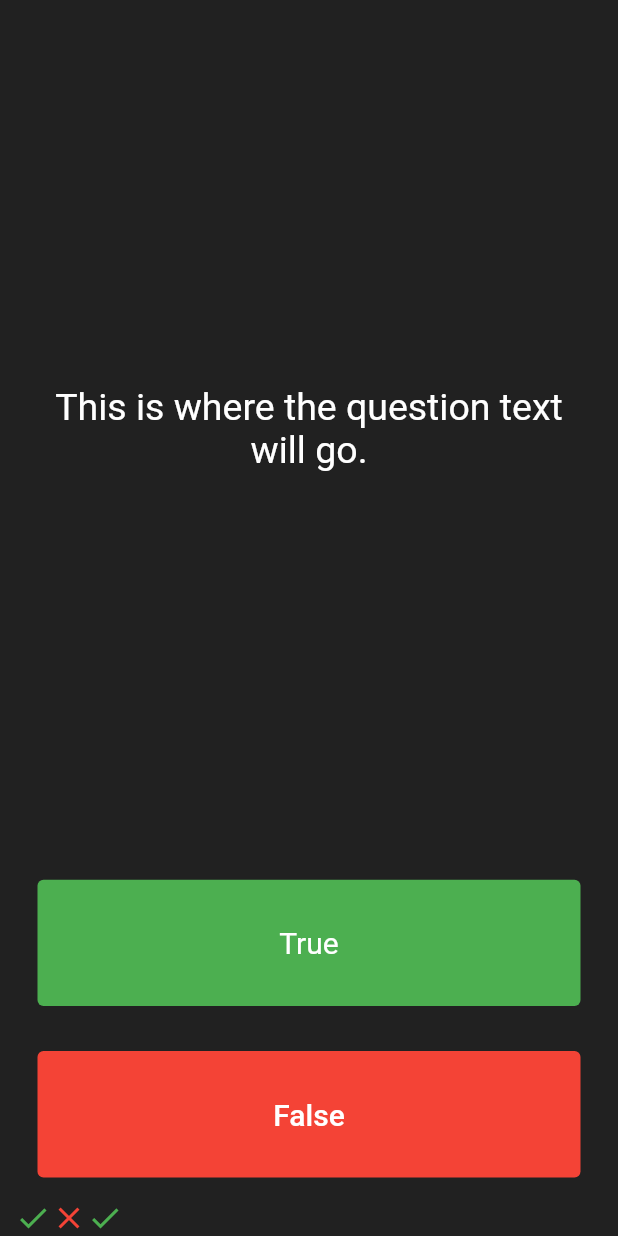
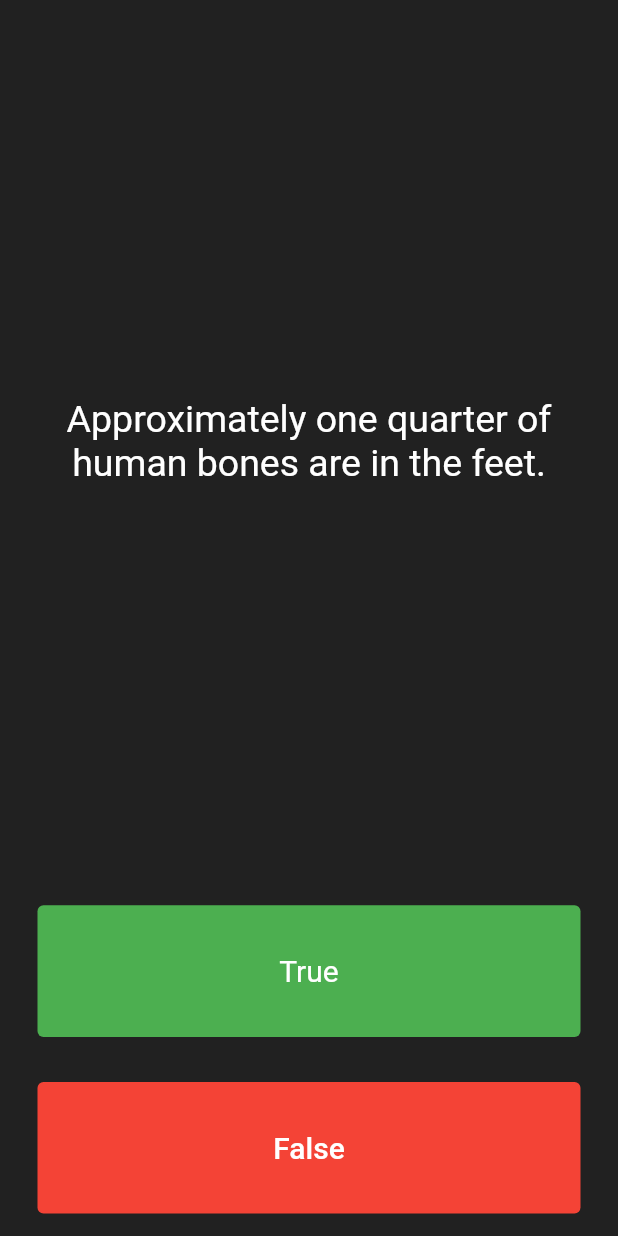
Before and after one commit to MaxmillianShetto/LinkedInLearning, a Flutter app: the screen it shows after launch, after a tap on "True", after a tap on "False", on a phone screen of 412 x 824 dp. Run offline on Flutter 3.47's test engine with Material 2 defaults, Android fonts, the phone set to English and light mode, and no system bars.

Commit message:
Flutter 06: Modularizing and Organizing Flutter Code... Abstraction in action

```diff
--- a/quizzler_flutter/lib/main.dart
+++ b/quizzler_flutter/lib/main.dart
@@ -1,4 +1,7 @@
 import 'package:flutter/material.dart';
+import 'quiz_brain.dart';
+
+QuizBrain quizBrain = QuizBrain();
 
 void main() => runApp(Quizzler());
 
@@ -25,16 +28,9 @@ class QuizPage extends StatefulWidget {
 }
 
 class _QuizPageState extends State<QuizPage> {
-  List<Widget> scoreKeeper = [
-    Icon(
-      Icons.check,
-      color: Colors.green,
-    ),
-    Icon(
-      Icons.close,
-      color: Colors.red,
-    ),
-  ];
+  List<Widget> scoreKeeper = [];
+
+  int questionNumber = 0;
 
   @override
   Widget build(BuildContext context) {
@@ -48,7 +44,7 @@ class _QuizPageState extends State<QuizPage> {
             padding: EdgeInsets.all(10.0),
             child: Center(
               child: Text(
-                'This is where the question text will go.',
+                quizBrain.questionBank[questionNumber].questionText,
                 textAlign: TextAlign.center,
                 style: TextStyle(
                   fontSize: 25.0,
@@ -77,10 +73,16 @@ class _QuizPageState extends State<QuizPage> {
               ),
               onPressed: () {
                 //The user picked true.
+                bool correctAnswer = quizBrain.questionBank[questionNumber].questionAnswer;
+
+                if (correctAnswer == true) {
+                  print('user got it right');
+                } else {
+                  print('user got it wrong');
+                }
+
                 setState(() {
-                  scoreKeeper.add(
-                    Icon(Icons.check, color: Colors.green,),
-                  );
+                  questionNumber++;
                 });
               },
             ),
@@ -102,6 +104,18 @@ class _QuizPageState extends State<QuizPage> {
               ),
               onPressed: () {
                 //The user picked false.
+
+                bool correctAnswer = quizBrain.questionBank[questionNumber].questionAnswer;
+
+                if (correctAnswer == false) {
+                  print('user got it right');
+                } else {
+                  print('user got it wrong');
+                }
+
+                setState(() {
+                  questionNumber++;
+                });
               },
             ),
           ),
--- /dev/null
+++ b/quizzler_flutter/lib/question.dart
@@ -0,0 +1,9 @@
+class Question {
+  String questionText = '';
+  bool questionAnswer = false;
+
+  Question({required String q, required bool a}) {
+    questionText = q;
+    questionAnswer = a;
+  }
+}
```
Also changed, not shown: quizzler_flutter/lib/quiz_brain.dart (added, +58 -0 lines).
